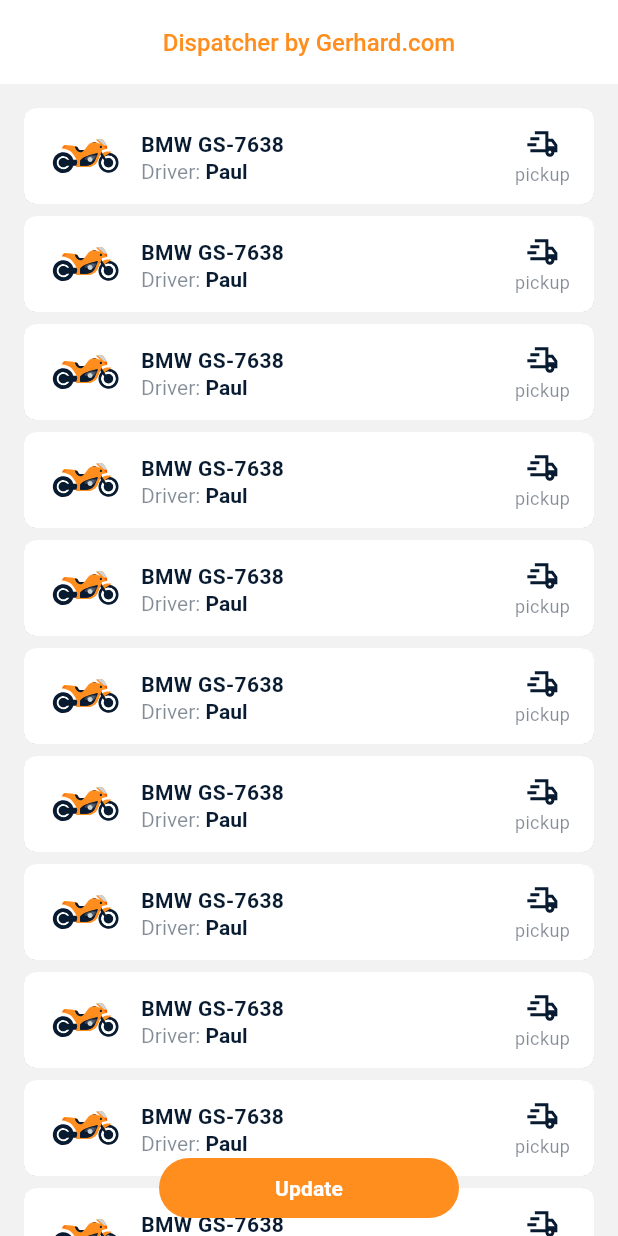
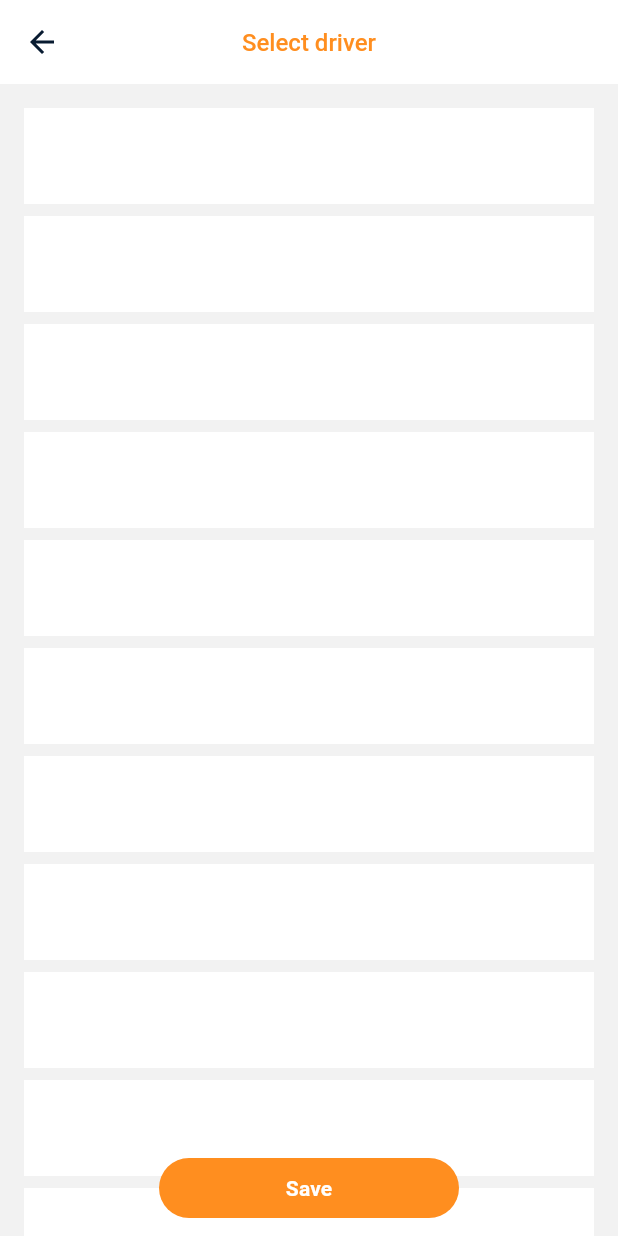
Before and after one commit to Gera-sim/Flutter_Dart, a Flutter app: the screen it shows after launch, after a tap on "BMW GS-7638", on a phone screen of 412 x 824 dp. Run offline on Flutter 3.47's test engine with Material 3 defaults, Android fonts, the phone set to English and light mode, and no system bars; our stand-ins replace flutter_svg.

Commit message:
10.1 New screen

```diff
--- /dev/null
+++ b/lib/design/utils/size_utils.dart
@@ -0,0 +1,9 @@
+import 'package:flutter/material.dart';
+import '../../design/dimensions.dart';
+
+double getListBottomPadding(BuildContext context) {
+  final safeBottomPadding =
+      MediaQuery.of(context).padding.bottom; //получаем расстояние
+  return (safeBottomPadding + height8) * 2 + height40;
+  //реконструируем расстояние safe bottom + отступы (2 шт, поэтому *2) + высота кнопки (40)
+}
--- /dev/null
+++ b/lib/pages/driver/driver_list.dart
@@ -0,0 +1,44 @@
+import 'package:flutter/material.dart';
+import '../../design/utils/size_utils.dart';
+import '../../design/widgets/accent_button.dart';
+import '../../design/colors.dart';
+import '../../design/dimensions.dart';
+
+class DriverList extends StatelessWidget {
+  const DriverList({super.key});
+
+  @override
+  Widget build(BuildContext context) {
+    return Stack(children: <Widget>[
+      _list(context),
+      Align(alignment: Alignment.bottomCenter, child: _saveButton(context))
+    ]);
+  }
+
+  Widget _list(BuildContext context) {
+    return ListView.separated(
+      itemCount: 15,
+      padding: EdgeInsets.only(
+          left: padding16,
+          top: padding16,
+          right: padding16,
+          bottom: getListBottomPadding(context)),
+      separatorBuilder: (BuildContext context, int index) {
+        return const SizedBox(height: height8);
+      },
+      itemBuilder: (BuildContext context, int index) {
+        return Container(color: surfaceColor, height: height64);
+      },
+    );
+  }
+
+  Widget _saveButton(BuildContext context) {
+    //safe area сдвигает виджет на безопасное расстояние
+    return SafeArea(
+        child: Padding(
+      padding: const EdgeInsets.only(
+          left: padding16, right: padding16, bottom: padding8),
+      child: AccentButton(title: 'Save', onTap: () {}),
+    ));
+  }
+}
--- /dev/null
+++ b/lib/pages/driver/driver_page.dart
@@ -0,0 +1,31 @@
+import 'package:flutter/material.dart';
+import 'driver_list.dart';
+import '../../design/images.dart';
+import '../../design/styles.dart';
+import '../../design/colors.dart';
+import '../../design/dimensions.dart';
+
+
+class DriverPage extends StatelessWidget {
+  const DriverPage({super.key});
+
+  @override
+  Widget build(BuildContext context) {
+    return Scaffold(
+      appBar: AppBar(
+        title: const Text('Select driver',
+            style: primaryTextStyle),
+        centerTitle: true,
+        elevation: elevation0, // shadow
+        backgroundColor: surfaceColor,
+        leading: IconButton(icon: arrowBackImage, onPressed: () {
+          Navigator.pop(context);
+        }),// кнопка назад
+      ),
+      body: Container(
+        color: backgroundColor,
+        child: const DriverList(),
+      ),
+    );
+  }
+}
--- a/lib/pages/vehicle/vehicle_item.dart
+++ b/lib/pages/vehicle/vehicle_item.dart
@@ -5,7 +5,8 @@ import '../../design/dimensions.dart';
 import '../../design/colors.dart';
 
 class VehicleItem extends StatelessWidget {
-  const VehicleItem({super.key});
+  final Function() onTap;
+  const VehicleItem({super.key, required this.onTap});
 
   @override
   Widget build(BuildContext context) {
@@ -19,7 +20,7 @@ class VehicleItem extends StatelessWidget {
             borderRadius: BorderRadius.circular(radius8)),
         child: InkWell(
           borderRadius: BorderRadius.circular(radius8),
-          onTap: () {},
+          onTap: onTap,
           child: Padding(
             padding: const EdgeInsets.only(left: padding8, right: padding16),
             child: Row(
--- a/lib/pages/vehicle/vehicle_list.dart
+++ b/lib/pages/vehicle/vehicle_list.dart
@@ -1,4 +1,6 @@
 import 'package:flutter/material.dart';
+import '../../pages/driver/driver_page.dart';
+import '../../design/utils/size_utils.dart';
 import '../../design/dialog/error_dialog.dart';
 import '../../design/dimensions.dart';
 import '../../design/widgets/accent_button.dart';
@@ -10,28 +12,26 @@ class VehicleList extends StatelessWidget {
   @override
   Widget build(BuildContext context) {
     return Stack(children: <Widget>[
-      _list(context), Align(alignment: Alignment.bottomCenter, child: _updateButton(context))
+      _list(context),
+      Align(alignment: Alignment.bottomCenter, child: _updateButton(context))
     ]);
   }
 
   Widget _list(BuildContext context) {
-    final safeBottomPadding =
-        MediaQuery.of(context).padding.bottom; //получаем расстояние
-    final bottomPadding = (safeBottomPadding + height8) * 2 + height40;
-    //реконструируем расстояние safe bottom + отступы (2 шт, поэтому *2) + высота кнопки (40)
-
     return ListView.separated(
       itemCount: 15,
       padding: EdgeInsets.only(
           left: padding16,
           top: padding16,
           right: padding16,
-          bottom: bottomPadding),
+          bottom: getListBottomPadding(context)),
       separatorBuilder: (BuildContext context, int index) {
         return const SizedBox(height: height8);
       },
       itemBuilder: (BuildContext context, int index) {
-        return VehicleItem();
+        return VehicleItem(onTap: () async {
+          await _showDriverPage(context);
+        });
       },
     );
   }
@@ -42,19 +42,26 @@ class VehicleList extends StatelessWidget {
         child: Padding(
       padding: const EdgeInsets.only(
           left: padding16, right: padding16, bottom: padding8),
-      child: AccentButton(title: 'Update', onTap: () {
-        _showErrorDialog(context);
-      }),
+      child: AccentButton(
+          title: 'Update',
+          onTap: () {
+            _showErrorDialog(context);
+          }),
     ));
   }
 
-  void _showErrorDialog (BuildContext context){
+  void _showErrorDialog(BuildContext context) {
     showDialog(
         context: context,
         builder: (BuildContext context) {
-           return const ErrorDialog(
-          description: 'Server is unavailable, Please try again later.');
-  });
+          return const ErrorDialog(
+              description: 'Server is unavailable, Please try again later.');
+        });
   }
 
+  Future<void> _showDriverPage(BuildContext context) async {
+    await Navigator.push(context, MaterialPageRoute(builder: (context) {
+      return const DriverPage();
+    }));
+  }
 }
```
Also changed, not shown: lib/design/styles.dart (+2 -6 lines).
